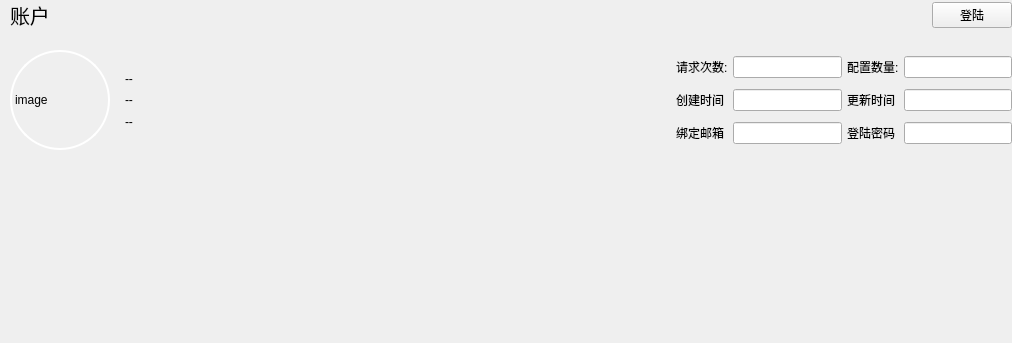
Above: ui/pages/account/ui_file/Ui_AccountPage.ui from NEKO-ii/General_Crawler_Tool before the change; both pictures show x 0 to 1012 and y 0 to 343 of the 1012 by 516 pixel window. Below: the same form after it.
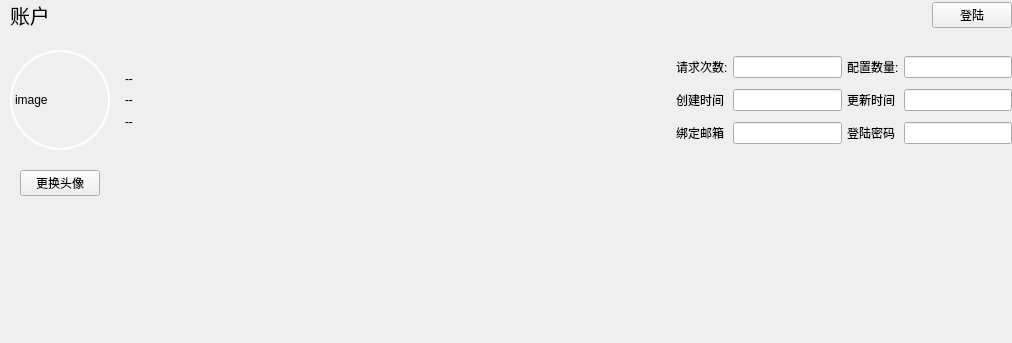
That is the form after the change.

Commit message: 头像上传功能开发完成

The edit to the form file:
```diff
--- a/ui/pages/account/ui_file/Ui_AccountPage.ui
+++ b/ui/pages/account/ui_file/Ui_AccountPage.ui
@@ -265,6 +265,33 @@
      </item>
     </layout>
    </item>
+   <item>
+    <layout class="QHBoxLayout" name="hly">
+     <property name="leftMargin">
+      <number>20</number>
+     </property>
+     <item>
+      <widget class="QPushButton" name="pushButton">
+       <property name="text">
+        <string>更换头像</string>
+       </property>
+      </widget>
+     </item>
+     <item>
+      <spacer name="horizontalSpacer_2">
+       <property name="orientation">
+        <enum>Qt::Horizontal</enum>
+       </property>
+       <property name="sizeHint" stdset="0">
+        <size>
+         <width>40</width>
+         <height>20</height>
+        </size>
+       </property>
+      </spacer>
+     </item>
+    </layout>
+   </item>
    <item>
     <spacer name="vs_1">
      <property name="orientation">
```
The commit also changes 5 other files.
